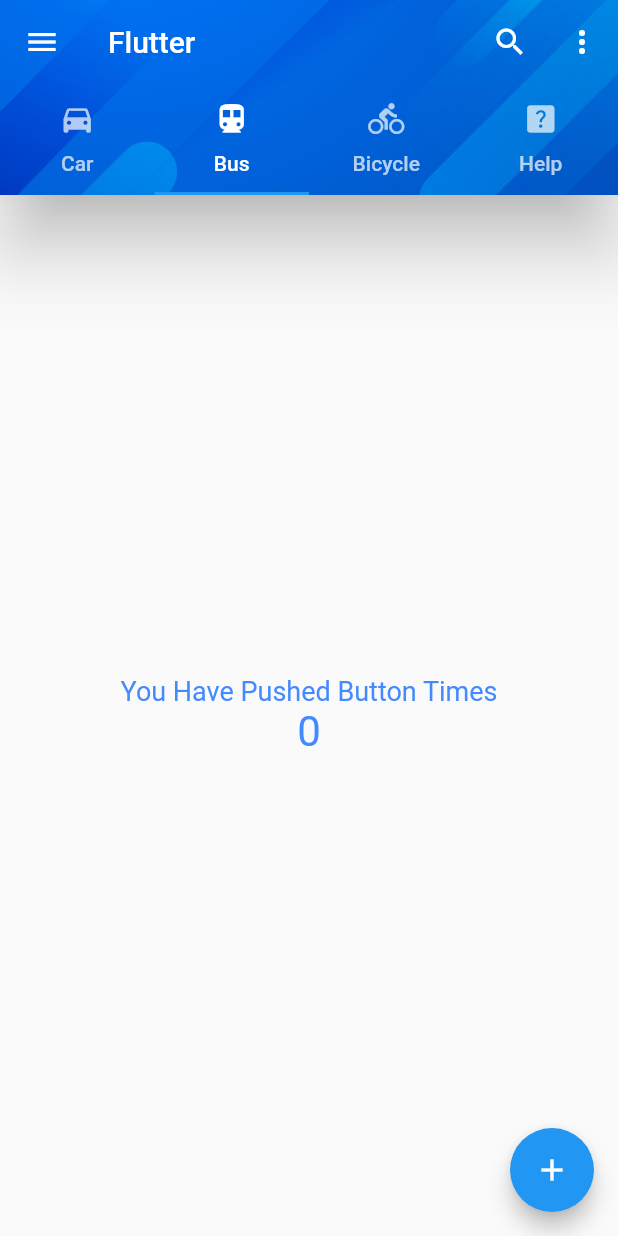
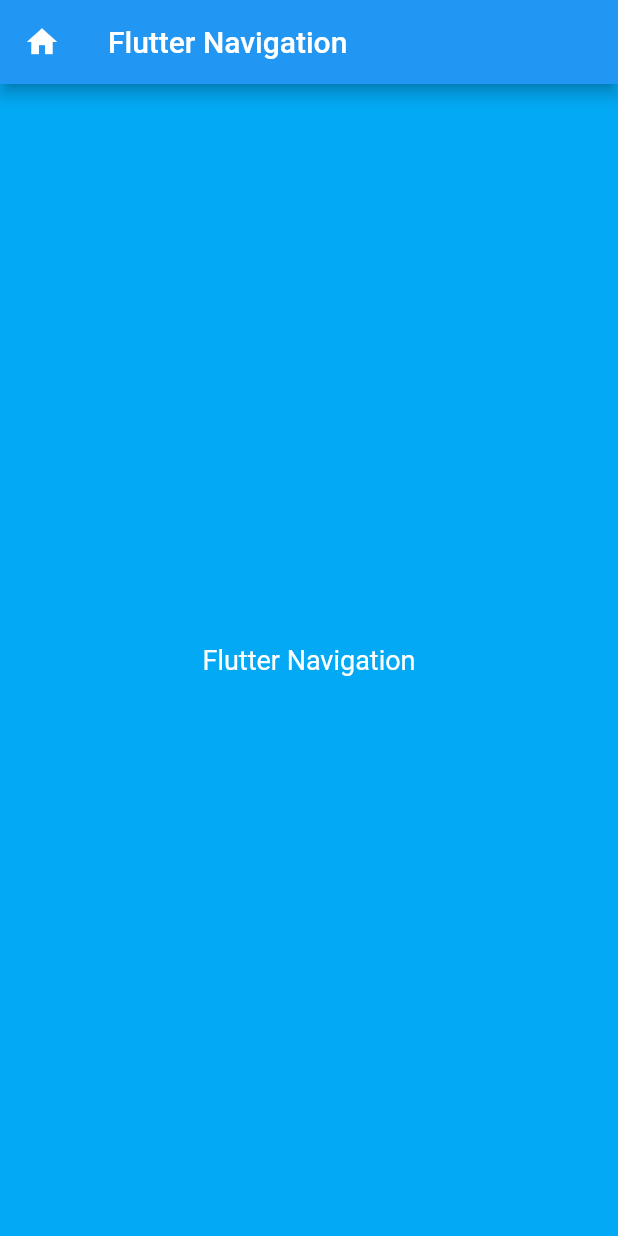
Before and after one commit to YasiruLak/Flutter-First_Project, a Flutter app: the screen it shows after launch, tab 2 chosen, after a tap on the "add" icon, on a phone screen of 412 x 824 dp. Run offline on Flutter 3.47's test engine with Material 2 defaults, Android fonts, the phone set to English and light mode, and no system bars; our stand-ins replace device_preview.

```diff
--- a/lib/main.dart
+++ b/lib/main.dart
@@ -1,11 +1,9 @@
-
 import 'package:device_preview/device_preview.dart';
+import 'package:first_flutter_project/screens/secondScreen.dart';
 import 'package:flutter/foundation.dart';
 import 'package:flutter/material.dart';
 
 import 'screens/homePage.dart';
-
-
 
 void main(){
   runApp(
@@ -15,16 +13,6 @@ void main(){
       )
   );
 }
-
-// class MyApp extends StatelessWidget{
-//   @override
-//   Widget build(BuildContext context) {
-//     return const MaterialApp(
-//       home: Text("Hello Yasiru"),
-//     );
-//   }
-//
-// }
 
 class MyApp extends StatelessWidget{
   const MyApp({Key? key}) : super(key: key);
@@ -42,6 +30,9 @@ class MyApp extends StatelessWidget{
         brightness: Brightness.light,
       ),
       home: const MyHomePage(),
+      routes: <String,WidgetBuilder>{
+        '/second': (context) => const SecondScreen(),
+      },
     );
   }
 
--- a/lib/screens/homePage.dart
+++ b/lib/screens/homePage.dart
@@ -1,8 +1,10 @@
-import 'package:flutter/cupertino.dart';
+import 'package:first_flutter_project/screens/secondScreen.dart';
 import 'package:flutter/foundation.dart';
 import 'package:flutter/material.dart';
 
+
 class MyHomePage extends StatefulWidget {
+
   const MyHomePage({Key? key}) : super(key: key);
 
   @override
@@ -10,8 +12,6 @@ class MyHomePage extends StatefulWidget {
 }
 
 class _MyHomePageState extends State<MyHomePage> {
-
-
 
   @override
   Widget build(BuildContext context) {
@@ -60,7 +60,7 @@ class _MyHomePageState extends State<MyHomePage> {
         body: TabBarView(
           children: [
             tab1(),
-            tab2(),
+            tab2(context),
             tab3(),
             tab4(),
           ],
@@ -95,7 +95,7 @@ Widget tab4(){
   );
 }
 
-Widget tab2(){
+Widget tab2(BuildContext context){
 
   int count = 0;
 
@@ -110,19 +110,27 @@ Widget tab2(){
     body: Center(
       child: Column(
         mainAxisAlignment: MainAxisAlignment.center,
-        children: const <Widget>[
-          Text('You Have Pushed Button Times',
+        children: <Widget>[
+          const Text('You Have Pushed Button Times',
             style: TextStyle(fontSize: 18,color: Colors.blueAccent),
           ),
           Text(
-            "0",
-            style: TextStyle(fontSize: 28,color: Colors.blueAccent),
+            count.toString(),
+            style: const TextStyle(fontSize: 28,color: Colors.blueAccent),
           ),
         ],
       ),
     ),
     floatingActionButton: FloatingActionButton(
-      onPressed: increment,
+      onPressed: (){
+        // Navigator.of(context).push(MaterialPageRoute(
+        //   builder: (_){
+        //     return const SecondScreen();
+        //   }
+        // ));
+        Navigator.of(context).pushNamed("/second");
+      },
+      tooltip: 'Increment',
       child: const Icon(Icons.add),
     ),
   );
--- a/lib/screens/secondScreen.dart
+++ b/lib/screens/secondScreen.dart
@@ -0,0 +1,33 @@
+import 'package:first_flutter_project/screens/homePage.dart';
+import 'package:flutter/material.dart';
+
+class SecondScreen extends StatelessWidget {
+  const SecondScreen({Key? key}) : super(key: key);
+
+  @override
+  Widget build(BuildContext context) {
+    return Scaffold(
+      appBar: AppBar(
+        title: const Text('Flutter Navigation',
+        ),
+        leading: IconButton(
+          icon: const Icon(Icons.home),
+          onPressed: (){
+            Navigator.pop(context,const MyHomePage());
+          },
+         )
+        ),
+        backgroundColor: Colors.lightBlue,
+      body: Center(
+        child: Column(
+          mainAxisAlignment: MainAxisAlignment.center,
+          children: const <Widget>[
+            Text('Flutter Navigation',
+              style: TextStyle(fontSize: 18,color: Colors.white),
+            ),
+          ],
+        ),
+      ),
+    );
+  }
+}
```
